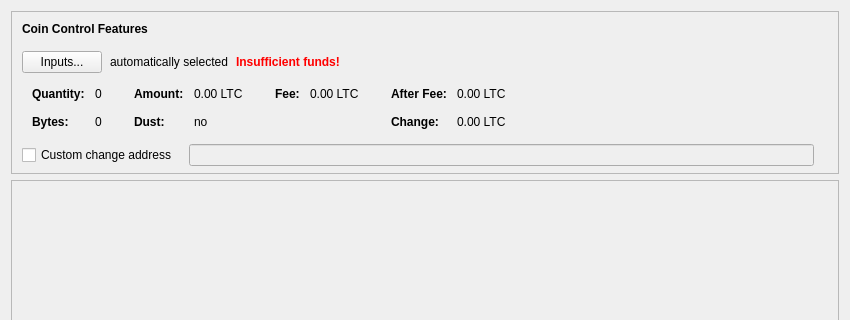
Old version of the form src/qt/forms/sendcoinsdialog.ui in the repository codingbam/batamcoin; both pictures show x 0 to 850 and y 0 to 320 of the 850 by 526 pixel window.
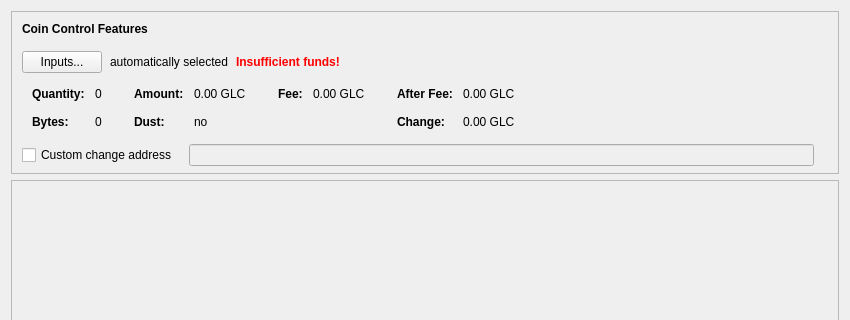
New version of the form. Icons and pictures are not drawn. Custom widgets are drawn as their Qt base class.

The edit to the form file:
```diff
--- a/src/qt/forms/sendcoinsdialog.ui
+++ b/src/qt/forms/sendcoinsdialog.ui
@@ -324,7 +324,7 @@
                   <enum>Qt::ActionsContextMenu</enum>
                  </property>
                  <property name="text">
-                  <string notr="true">0.00 LTC</string>
+                  <string notr="true">0.00 GLC</string>
                  </property>
                  <property name="textInteractionFlags">
                   <set>Qt::LinksAccessibleByMouse|Qt::TextSelectableByKeyboard|Qt::TextSelectableByMouse</set>
@@ -404,7 +404,7 @@
                   <enum>Qt::ActionsContextMenu</enum>
                  </property>
                  <property name="text">
-                  <string notr="true">0.00 LTC</string>
+                  <string notr="true">0.00 GLC</string>
                  </property>
                  <property name="textInteractionFlags">
                   <set>Qt::LinksAccessibleByMouse|Qt::TextSelectableByKeyboard|Qt::TextSelectableByMouse</set>
@@ -455,7 +455,7 @@
                   <enum>Qt::ActionsContextMenu</enum>
                  </property>
                  <property name="text">
-                  <string notr="true">0.00 LTC</string>
+                  <string notr="true">0.00 GLC</string>
                  </property>
                  <property name="textInteractionFlags">
                   <set>Qt::LinksAccessibleByMouse|Qt::TextSelectableByKeyboard|Qt::TextSelectableByMouse</set>
@@ -484,7 +484,7 @@
                   <enum>Qt::ActionsContextMenu</enum>
                  </property>
                  <property name="text">
-                  <string notr="true">0.00 LTC</string>
+                  <string notr="true">0.00 GLC</string>
                  </property>
                  <property name="textInteractionFlags">
                   <set>Qt::LinksAccessibleByMouse|Qt::TextSelectableByKeyboard|Qt::TextSelectableByMouse</set>
```
